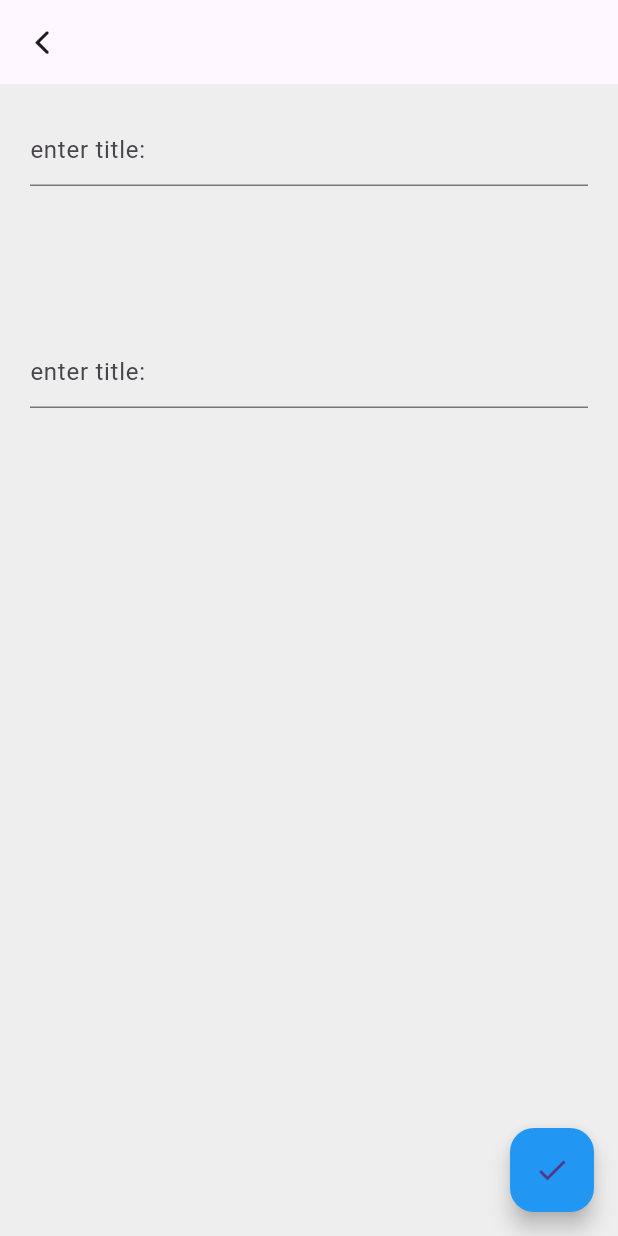
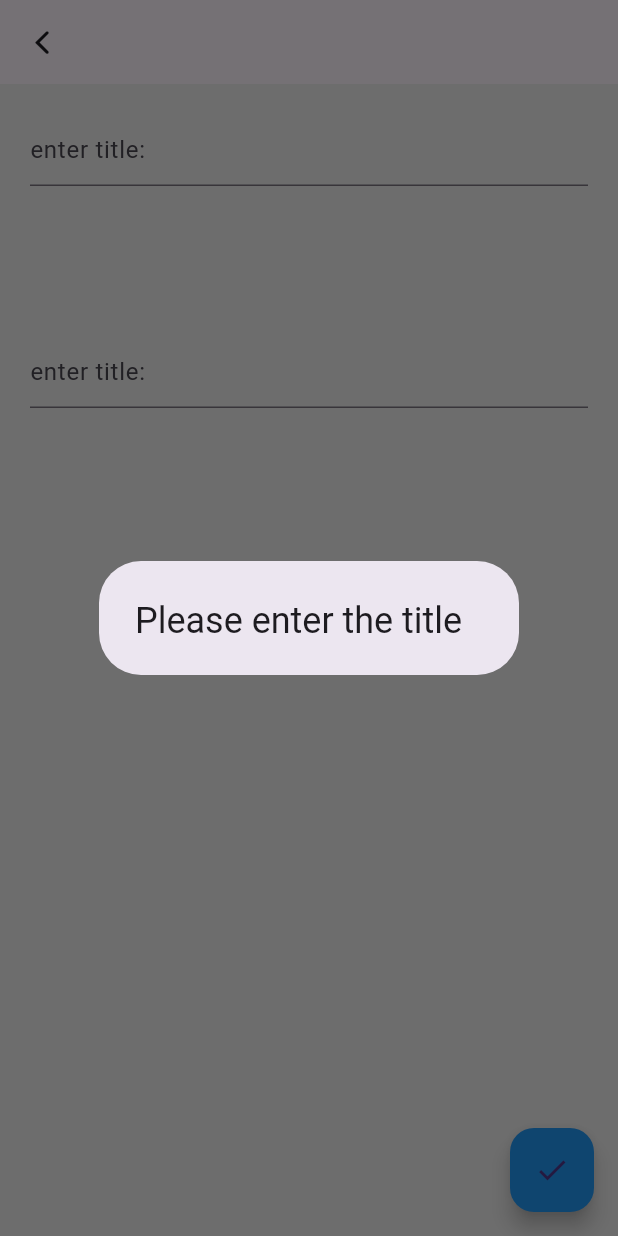
Before and after one commit to Aliamrol/Todolist, a Flutter app: the newTaskScreen screen opened directly with empty values, after a tap on the "done" icon, on a phone screen of 412 x 824 dp. Run offline on Flutter 3.47's test engine with Material 3 defaults, Android fonts, the phone set to English and light mode, and no system bars.

Commit message:
newTaskScreen done but have bugs

```diff
--- a/lib/Screens/HomeScreen.dart
+++ b/lib/Screens/HomeScreen.dart
@@ -36,7 +36,6 @@ class _HomeScreen extends State<HomeScreen> {
   }
 
   DoneATask(int id) {
-    print("id is ---------------- ${id}");
     setState(() {
       Task t = Task(title: "BUG Done a Task", id: 1111);
       for (int index = 0; index < tasks.length; index++) {
--- a/lib/Screens/NewTask.dart
+++ b/lib/Screens/NewTaskScreen.dart
@@ -12,7 +12,8 @@ class newTaskScreen extends StatefulWidget {
 }
 
 class _newTaskScreen extends State<newTaskScreen> {
-  final TextEditingController _controller = TextEditingController();
+  TextEditingController controllerTitle = TextEditingController();
+  TextEditingController controllerDescription = TextEditingController();
 
   @override
   Widget build(BuildContext context) {
@@ -32,8 +33,8 @@ class _newTaskScreen extends State<newTaskScreen> {
           Padding(
             padding: EdgeInsets.only(top: 20, left: 20, right: 20),
             child: TextField(
+              controller: controllerTitle,
               decoration: InputDecoration(hintText: "enter title: "),
-              controller: _controller,
               onSubmitted: (value) {
                 title_ = value;
               },
@@ -42,8 +43,8 @@ class _newTaskScreen extends State<newTaskScreen> {
           Padding(
             padding: EdgeInsets.only(top: 100, left: 20, right: 20),
             child: TextField(
+              controller: controllerDescription,
               decoration: InputDecoration(hintText: "enter title: "),
-              controller: _controller,
               onSubmitted: (value) {
                 description_ = value;
               },
@@ -55,13 +56,26 @@ class _newTaskScreen extends State<newTaskScreen> {
         backgroundColor: Colors.blue,
         child: Icon(Icons.done),
         onPressed: () {
+          setState(() {
             if (title_ != "") {
               Task task = Task(
                   title: title_,
                   id: DateTime.now().microsecondsSinceEpoch,
                   description: description_);
               widget.AddNewTask(task);
+              controllerTitle.clear();
+              controllerTitle.clear();
+              Navigator.pop(context);
+            } else {
+              showDialog(
+                  context: context,
+                  builder: (BuildContext context) {
+                    return const AlertDialog(
+                      title: Text("Please enter the title"),
+                    );
+                  });
             }
+          });
         },
       ),
     );
--- a/lib/floatingPoint.dart
+++ b/lib/floatingPoint.dart
@@ -1,6 +1,6 @@
 import 'package:flutter/cupertino.dart';
 import 'package:flutter/material.dart';
-import 'package:task_manager/Screens/NewTask.dart';
+import 'package:task_manager/Screens/NewTaskScreen.dart';
 
 class floatingPoint extends StatefulWidget {
   late Function AddNewTask;
--- a/lib/taskItem.dart
+++ b/lib/taskItem.dart
@@ -57,7 +57,7 @@ class _TaskItem extends State<TaskItem> {
                         fontSize: 18),
                   ),
                   Text(
-                    widget.id.toString(),
+                    widget.description ?? "",
                     style: TextStyle(
                         color: Colors.black,
                         fontSize: 14,
```
Lines whose indentation alone changed are shown as unchanged.
